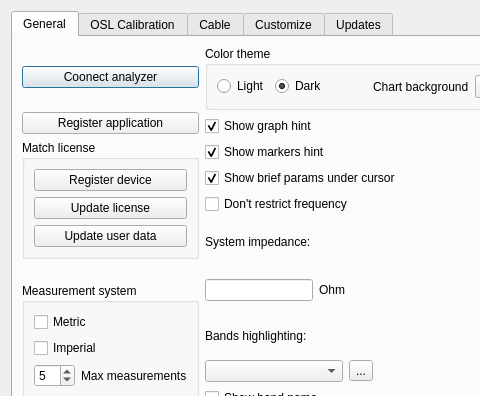
Above: settings.ui from rigexpert/AntScope2 before the change; both pictures show x 0 to 480 and y 0 to 396 of the 614 by 486 pixel window. Below: the same form after it.
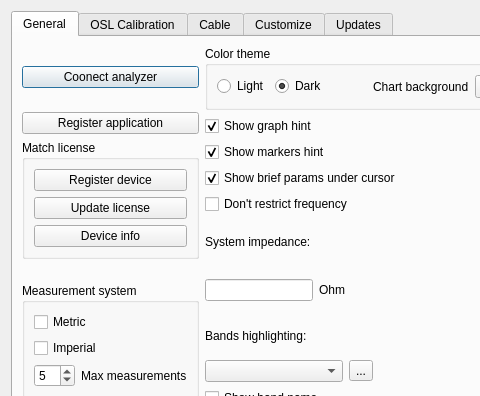
That is the form after the change.

```diff
--- a/settings.ui
+++ b/settings.ui
@@ -103,7 +103,7 @@
               <item>
                <widget class="QPushButton" name="pushButtonUserData">
                 <property name="text">
-                 <string>Update user data</string>
+                 <string>Device info</string>
                 </property>
                </widget>
               </item>
```
